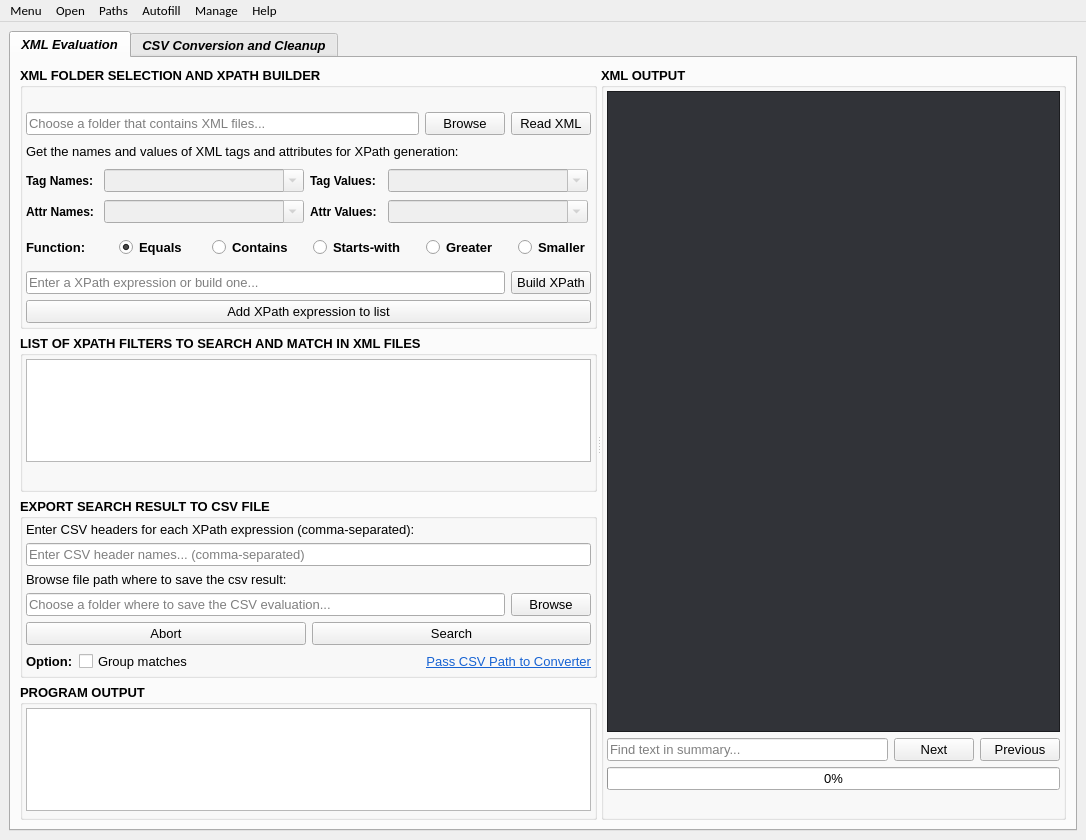
Qt form src/gui/main/XMLuvation.ui (zaricj/XMLuvation) before a commit.
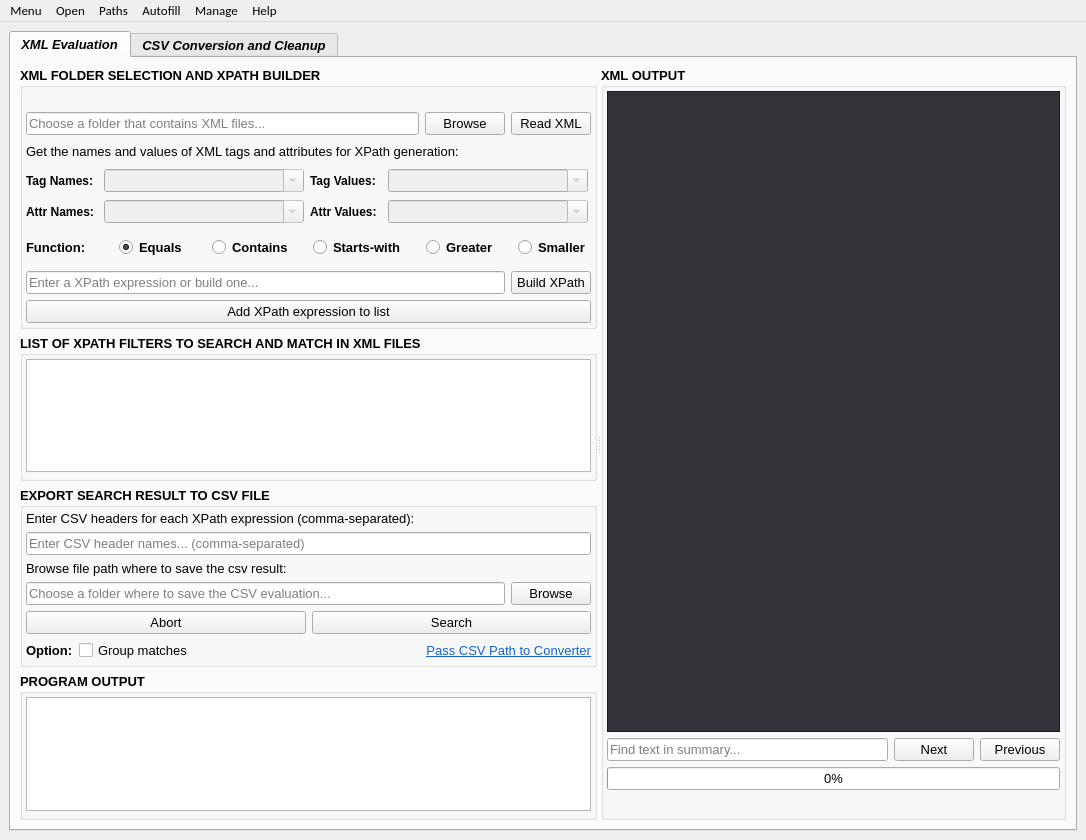
The same form after that commit. Icons and pictures are not drawn.

Commit message: Rename style and removed xpath list count statusbar

```diff
--- a/src/gui/main/XMLuvation.ui
+++ b/src/gui/main/XMLuvation.ui
@@ -925,32 +925,6 @@
                  </property>
                 </widget>
                </item>
-               <item>
-                <widget class="QLabel" name="statusbar_xpath_expressions">
-                 <property name="sizePolicy">
-                  <sizepolicy hsizetype="Preferred" vsizetype="Preferred">
-                   <horstretch>0</horstretch>
-                   <verstretch>0</verstretch>
-                  </sizepolicy>
-                 </property>
-                 <property name="font">
-                  <font>
-                   <family>Microsoft YaHei UI</family>
-                   <pointsize>10</pointsize>
-                   <italic>false</italic>
-                   <bold>true</bold>
-                   <underline>false</underline>
-                   <strikeout>false</strikeout>
-                  </font>
-                 </property>
-                 <property name="styleSheet">
-                  <string notr="true"/>
-                 </property>
-                 <property name="text">
-                  <string/>
-                 </property>
-                </widget>
-               </item>
               </layout>
              </widget>
             </item>
```
The commit also changes 6 other files.
